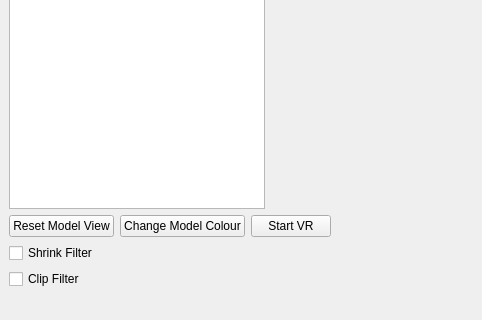
Old version of the form VTKproject/mainwindow.ui in the repository ryderjbt/2023_GROUP_28_STL_VR_Project; both pictures show x 0 to 482 and y 280 to 600 of the 800 by 600 pixel window.
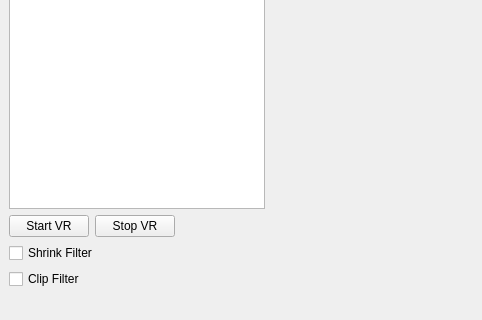
New version of the form. Icons and pictures are not drawn. Custom widgets are drawn as their Qt base class.

Commit message: Altered UI, added lighting and attempted to add stopVR button

The edit to the form file:
```diff
--- a/VTKproject/mainwindow.ui
+++ b/VTKproject/mainwindow.ui
@@ -47,24 +47,17 @@
       <item>
        <widget class="QPushButton" name="pushButton">
         <property name="text">
-         <string>Reset Model View</string>
-        </property>
-       </widget>
-      </item>
-      <item>
-       <widget class="QPushButton" name="pushButton_2">
-        <property name="text">
-         <string>Change Model Colour</string>
-        </property>
-       </widget>
-      </item>
-      <item>
-       <widget class="QPushButton" name="pushButton_3">
-        <property name="text">
          <string>Start VR</string>
         </property>
        </widget>
       </item>
+      <item>
+       <widget class="QPushButton" name="pushButton_2">
+        <property name="text">
+         <string>Stop VR</string>
+        </property>
+       </widget>
+      </item>
       <item>
        <spacer name="horizontalSpacer">
         <property name="orientation">
```
Left out of the diff: 2 changed lines with no effect on the pictures. The commit also changes 5 other files.
